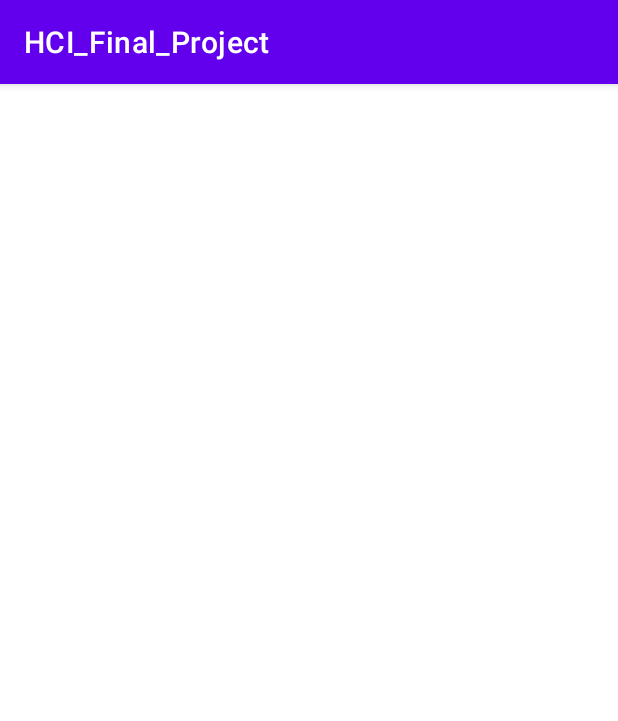
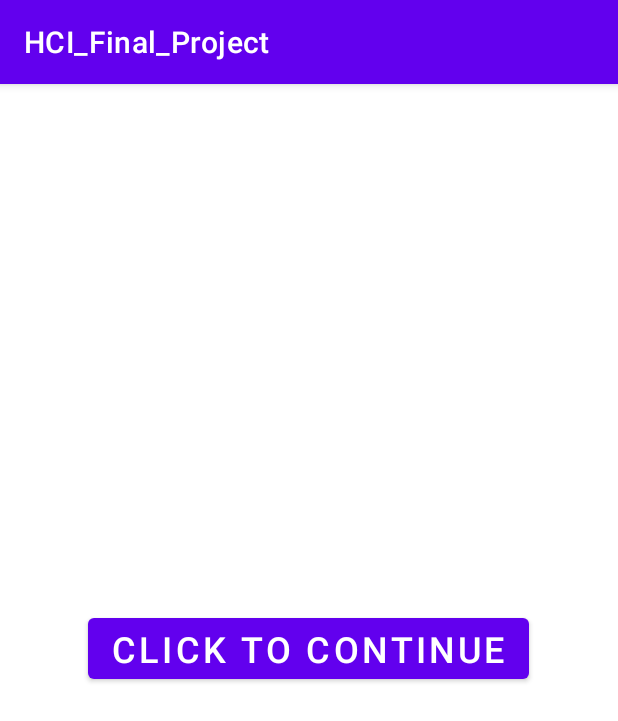
Before and after one commit to ridhamshah1025/HCI_Final_Project, an Android app: the Instructions screen opened directly, with no data from a screen before it, on a phone screen of 412 x 824 dp. Shown: the top 721 px of the screen. Run offline under Robolectric (Android 15) with nearby library versions, the phone set to English and light mode, and no system bars.

Commit message:
Add Button in instruction activity

```diff
--- a/app/src/main/java/com/example/hci_final_project/Instructions.java
+++ b/app/src/main/java/com/example/hci_final_project/Instructions.java
@@ -1,14 +1,40 @@
 package com.example.hci_final_project;
 
 import androidx.appcompat.app.AppCompatActivity;
+import androidx.core.app.ActivityCompat;
 
+import android.Manifest;
+import android.content.Intent;
+import android.content.pm.PackageManager;
 import android.os.Bundle;
+import android.view.View;
+import android.widget.Button;
+import android.widget.Toast;
 
 public class Instructions extends AppCompatActivity {
-
+Button button44;
     @Override
     protected void onCreate(Bundle savedInstanceState) {
         super.onCreate(savedInstanceState);
         setContentView(R.layout.activity_instructions);
+
+        button44 = findViewById(R.id.button44);
+        button44.setOnClickListener(new View.OnClickListener() {
+            @Override
+            public void onClick(View v) {
+                if (ActivityCompat.checkSelfPermission(Instructions.this, Manifest.permission.READ_EXTERNAL_STORAGE) != PackageManager.PERMISSION_GRANTED
+                        || ActivityCompat.checkSelfPermission(Instructions.this, Manifest.permission.WRITE_EXTERNAL_STORAGE) != PackageManager.PERMISSION_GRANTED) {
+                    // this will request for permission when user has not granted permission for the app
+                    ActivityCompat.requestPermissions(Instructions.this, new String[]{Manifest.permission.READ_EXTERNAL_STORAGE, Manifest.permission.WRITE_EXTERNAL_STORAGE}, 1);
+
+                    if (ActivityCompat.checkSelfPermission(Instructions.this, Manifest.permission.READ_EXTERNAL_STORAGE) == -1) {
+                        Toast.makeText(Instructions.this, "You must grant storage access.", Toast.LENGTH_SHORT).show();
+                    }
+                } else {
+                    Intent intent = new Intent(Instructions.this, StartScreen.class);
+                    startActivity(intent);
+                }
+            }
+        });
     }
 }
--- a/app/src/main/res/layout/activity_instructions.xml
+++ b/app/src/main/res/layout/activity_instructions.xml
@@ -1,9 +1,19 @@
 <?xml version="1.0" encoding="utf-8"?>
-<androidx.constraintlayout.widget.ConstraintLayout xmlns:android="http://schemas.android.com/apk/res/android"
+<RelativeLayout xmlns:android="http://schemas.android.com/apk/res/android"
     xmlns:app="http://schemas.android.com/apk/res-auto"
     xmlns:tools="http://schemas.android.com/tools"
     android:layout_width="match_parent"
     android:layout_height="match_parent"
     tools:context=".Instructions">
 
-</androidx.constraintlayout.widget.ConstraintLayout>
+    <Button
+        android:id="@+id/button44"
+        android:layout_width="wrap_content"
+        android:layout_height="wrap_content"
+        android:text="Click TO Continue"
+        android:textSize="24dp"
+        android:layout_centerHorizontal="true"
+        android:layout_marginTop="350dp"
+
+        />
+</RelativeLayout>
```
